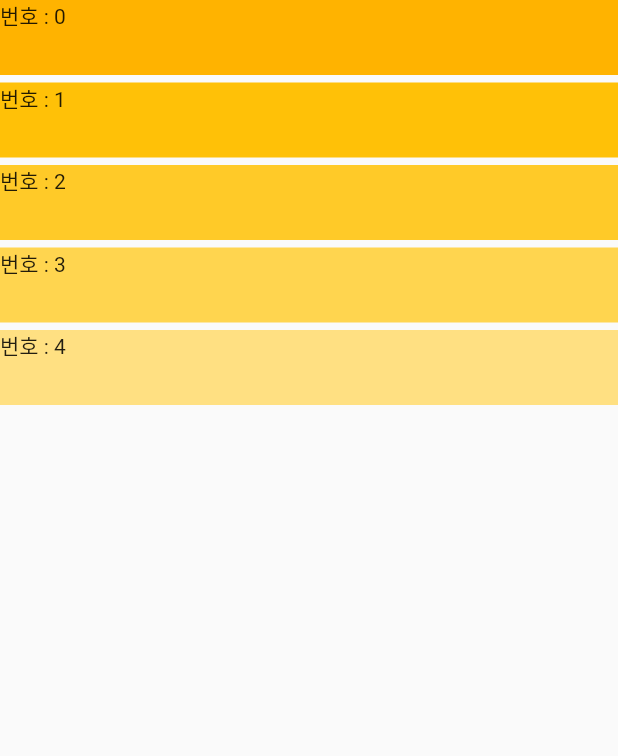
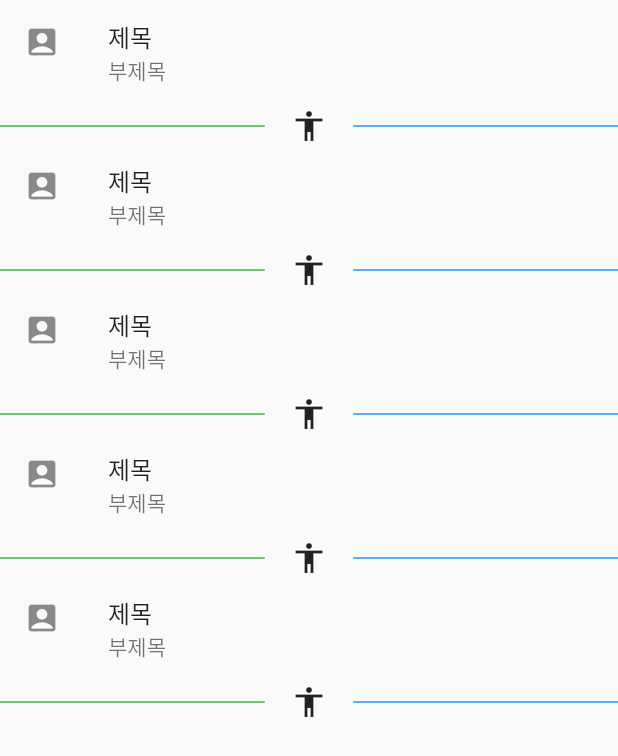
Before and after one commit to joo6077/flutter_beginner, a Flutter app: the screen it shows after launch, on a phone screen of 412 x 824 dp. Shown: the top 756 px of the screen. Run offline on Flutter 3.47's test engine with Material 2 defaults, Android fonts, the phone set to English and light mode, and no system bars.

Commit message:
custom listview divider

```diff
--- a/lib/main.dart
+++ b/lib/main.dart
@@ -27,18 +27,41 @@ class FirstApp extends StatelessWidget {
     );
   }
 
-  Column buildColumn(int index) {
+  Widget buildColumn(int index) {
     return Column(
       children: [
-        Container(
-          width: double.infinity,
-          height: 50,
-          color: Colors.amber[colorCodes[index]],
-          child: Text('번호 : ${index}'),
+        ListTile(
+          title: Text('제목'),
+          subtitle: Text('부제목'),
+          leading: Icon(Icons.account_box),
+          onTap: () {
+            print('눌러짐');
+          },
         ),
-        Container(
-          height: 5,
-        )
+        Row(
+          children: [
+            Expanded(
+              flex: 3,
+              child: Container(
+                height: 1,
+                color: Colors.green,
+              ),
+            ),
+            Expanded(
+              flex: 1,
+              child: Container(
+                child: Icon(Icons.accessibility),
+              ),
+            ),
+            Expanded(
+              flex: 3,
+              child: Container(
+                height: 1,
+                color: Colors.blue,
+              ),
+            ),
+          ],
+        ),
       ],
     );
   }
```
